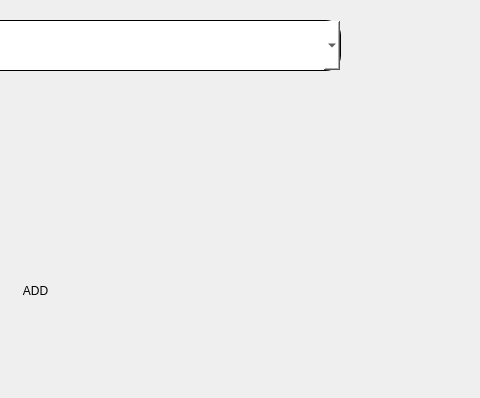
0Abdalla0/courseRegistration, file managegrades.ui: the form before one commit; both pictures show x 680 to 1160 and y 330 to 728 of the 1364 by 728 pixel window.
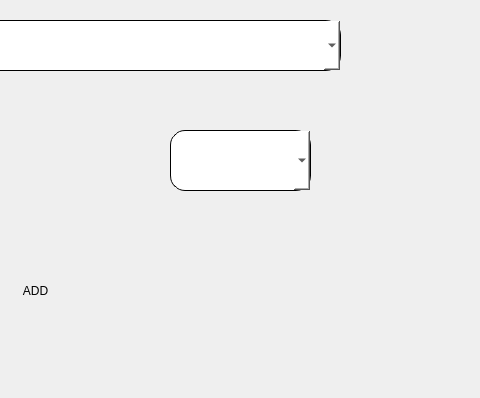
The form after the commit. Icons and pictures are not drawn.

```diff
--- a/managegrades.ui
+++ b/managegrades.ui
@@ -111,6 +111,24 @@
     <string>BACK</string>
    </property>
   </widget>
+  <widget class="QComboBox" name="semesterCmb">
+   <property name="geometry">
+    <rect>
+     <x>850</x>
+     <y>460</y>
+     <width>141</width>
+     <height>61</height>
+    </rect>
+   </property>
+   <property name="styleSheet">
+    <string notr="true">background-color: rgb(255, 255, 255);
+background-image: url(:/imgs/images/white.jpg);
+font: 18pt &quot;Segoe UI&quot;;
+border:1px solid black;
+border-radius:15%;
+color:black;</string>
+   </property>
+  </widget>
  </widget>
  <resources/>
  <connections/>
```
